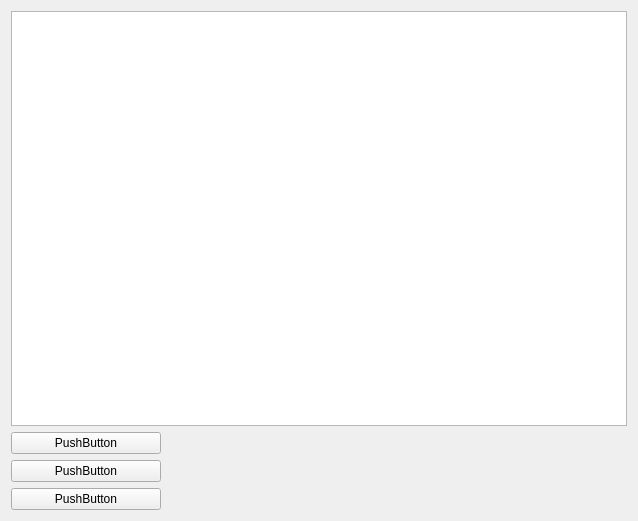
Above: UI/dialog_players.ui from lasicol/ChessLadder before the change. Below: the same form after it.
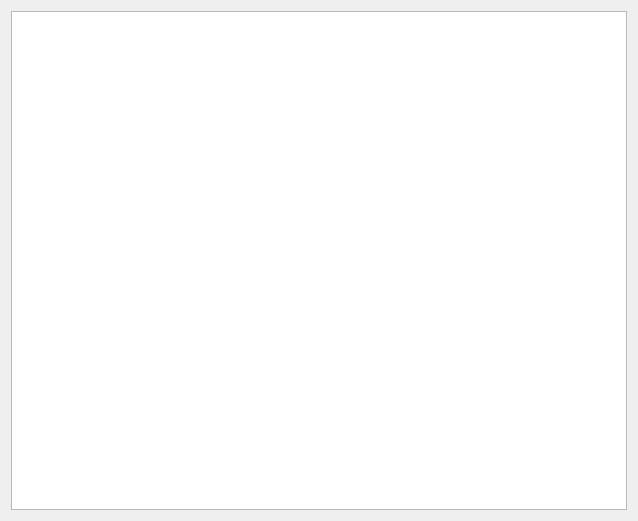
That is the form after the change.

Commit message: add player dialog

What changed in the file:
```diff
--- a/UI/dialog_players.ui
+++ b/UI/dialog_players.ui
@@ -14,30 +14,13 @@
    <string>Form</string>
   </property>
   <layout class="QGridLayout" name="gridLayout">
-   <item row="4" column="0">
-    <widget class="QPushButton" name="pushButton_3">
-     <property name="text">
-      <string>PushButton</string>
+   <item row="0" column="0" colspan="2">
+    <widget class="QTableWidget" name="player_list">
+     <property name="textElideMode">
+      <enum>Qt::ElideMiddle</enum>
      </property>
     </widget>
    </item>
-   <item row="2" column="0">
-    <widget class="QPushButton" name="pushButton_2">
-     <property name="text">
-      <string>PushButton</string>
-     </property>
-    </widget>
-   </item>
-   <item row="1" column="0">
-    <widget class="QPushButton" name="pushButton">
-     <property name="text">
-      <string>PushButton</string>
-     </property>
-    </widget>
-   </item>
-   <item row="0" column="0" colspan="4">
-    <widget class="QTableWidget" name="player_list"/>
-   </item>
   </layout>
  </widget>
  <resources/>
```
Left out of the diff: 6 changed lines with no effect on the pictures. The commit also changes 9 other files.
